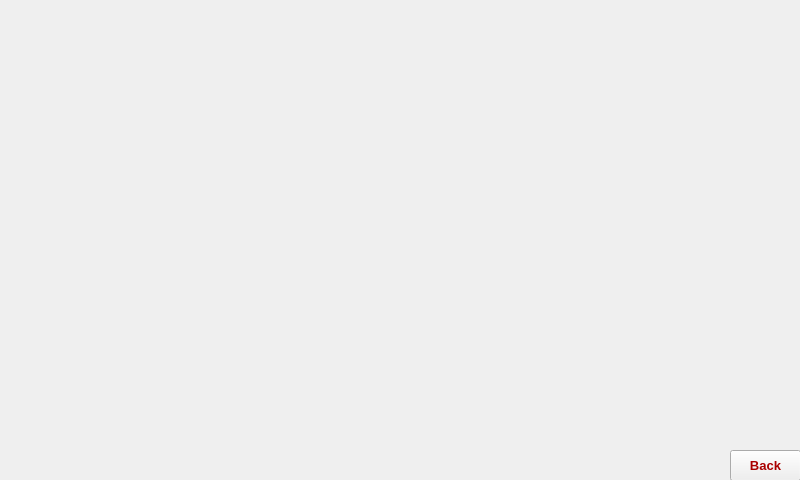
Qt form RPI/GUI/UI/Weather.ui (YehiaEhab16/FOTA_Graduation-Project-2022) before a commit.
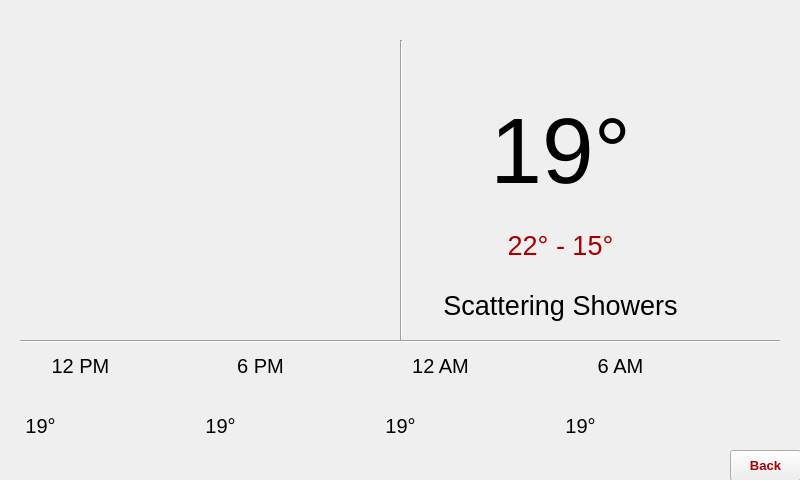
The same form after that commit. Icons and pictures are not drawn.

Diff of the .ui file:
```diff
--- a/RPI/GUI/UI/Weather.ui
+++ b/RPI/GUI/UI/Weather.ui
@@ -1279,6 +1279,394 @@
     <string>Back</string>
    </property>
   </widget>
+  <widget class="Line" name="line">
+   <property name="geometry">
+    <rect>
+     <x>20</x>
+     <y>340</y>
+     <width>760</width>
+     <height>2</height>
+    </rect>
+   </property>
+   <property name="orientation">
+    <enum>Qt::Horizontal</enum>
+   </property>
+  </widget>
+  <widget class="QLabel" name="icon">
+   <property name="geometry">
+    <rect>
+     <x>130</x>
+     <y>80</y>
+     <width>241</width>
+     <height>241</height>
+    </rect>
+   </property>
+   <property name="text">
+    <string/>
+   </property>
+   <property name="pixmap">
+    <pixmap>../Images/weatherLogo.png</pixmap>
+   </property>
+   <property name="scaledContents">
+    <bool>true</bool>
+   </property>
+  </widget>
+  <widget class="Line" name="line_2">
+   <property name="geometry">
+    <rect>
+     <x>400</x>
+     <y>40</y>
+     <width>2</width>
+     <height>300</height>
+    </rect>
+   </property>
+   <property name="orientation">
+    <enum>Qt::Vertical</enum>
+   </property>
+  </widget>
+  <widget class="QLabel" name="weather">
+   <property name="geometry">
+    <rect>
+     <x>440</x>
+     <y>30</y>
+     <width>241</width>
+     <height>241</height>
+    </rect>
+   </property>
+   <property name="font">
+    <font>
+     <pointsize>70</pointsize>
+    </font>
+   </property>
+   <property name="text">
+    <string>19°</string>
+   </property>
+   <property name="scaledContents">
+    <bool>true</bool>
+   </property>
+   <property name="alignment">
+    <set>Qt::AlignCenter</set>
+   </property>
+  </widget>
+  <widget class="QLabel" name="state">
+   <property name="geometry">
+    <rect>
+     <x>440</x>
+     <y>280</y>
+     <width>241</width>
+     <height>51</height>
+    </rect>
+   </property>
+   <property name="font">
+    <font>
+     <pointsize>20</pointsize>
+    </font>
+   </property>
+   <property name="text">
+    <string>Scattering Showers</string>
+   </property>
+   <property name="scaledContents">
+    <bool>true</bool>
+   </property>
+   <property name="alignment">
+    <set>Qt::AlignCenter</set>
+   </property>
+  </widget>
+  <widget class="QLabel" name="weather_2">
+   <property name="geometry">
+    <rect>
+     <x>440</x>
+     <y>220</y>
+     <width>241</width>
+     <height>51</height>
+    </rect>
+   </property>
+   <property name="font">
+    <font>
+     <pointsize>20</pointsize>
+    </font>
+   </property>
+   <property name="styleSheet">
+    <string notr="true">color: rgb(170, 0, 0);</string>
+   </property>
+   <property name="text">
+    <string>22° - 15°</string>
+   </property>
+   <property name="scaledContents">
+    <bool>true</bool>
+   </property>
+   <property name="alignment">
+    <set>Qt::AlignCenter</set>
+   </property>
+  </widget>
+  <widget class="QLabel" name="Time1">
+   <property name="geometry">
+    <rect>
+     <x>50</x>
+     <y>350</y>
+     <width>61</width>
+     <height>31</height>
+    </rect>
+   </property>
+   <property name="font">
+    <font>
+     <pointsize>15</pointsize>
+    </font>
+   </property>
+   <property name="text">
+    <string>12 PM</string>
+   </property>
+   <property name="scaledContents">
+    <bool>true</bool>
+   </property>
+   <property name="alignment">
+    <set>Qt::AlignCenter</set>
+   </property>
+  </widget>
+  <widget class="QLabel" name="temp1">
+   <property name="geometry">
+    <rect>
+     <x>10</x>
+     <y>410</y>
+     <width>61</width>
+     <height>31</height>
+    </rect>
+   </property>
+   <property name="font">
+    <font>
+     <pointsize>15</pointsize>
+    </font>
+   </property>
+   <property name="text">
+    <string>19°</string>
+   </property>
+   <property name="scaledContents">
+    <bool>true</bool>
+   </property>
+   <property name="alignment">
+    <set>Qt::AlignCenter</set>
+   </property>
+  </widget>
+  <widget class="QLabel" name="icon1">
+   <property name="geometry">
+    <rect>
+     <x>70</x>
+     <y>400</y>
+     <width>61</width>
+     <height>61</height>
+    </rect>
+   </property>
+   <property name="text">
+    <string/>
+   </property>
+   <property name="pixmap">
+    <pixmap>../Images/weatherLogo.png</pixmap>
+   </property>
+   <property name="scaledContents">
+    <bool>true</bool>
+   </property>
+  </widget>
+  <widget class="QLabel" name="temp2">
+   <property name="geometry">
+    <rect>
+     <x>190</x>
+     <y>410</y>
+     <width>61</width>
+     <height>31</height>
+    </rect>
+   </property>
+   <property name="font">
+    <font>
+     <pointsize>15</pointsize>
+    </font>
+   </property>
+   <property name="text">
+    <string>19°</string>
+   </property>
+   <property name="scaledContents">
+    <bool>true</bool>
+   </property>
+   <property name="alignment">
+    <set>Qt::AlignCenter</set>
+   </property>
+  </widget>
+  <widget class="QLabel" name="icon2">
+   <property name="geometry">
+    <rect>
+     <x>250</x>
+     <y>400</y>
+     <width>61</width>
+     <height>61</height>
+    </rect>
+   </property>
+   <property name="text">
+    <string/>
+   </property>
+   <property name="pixmap">
+    <pixmap>../Images/weatherLogo.png</pixmap>
+   </property>
+   <property name="scaledContents">
+    <bool>true</bool>
+   </property>
+  </widget>
+  <widget class="QLabel" name="Time2">
+   <property name="geometry">
+    <rect>
+     <x>230</x>
+     <y>350</y>
+     <width>61</width>
+     <height>31</height>
+    </rect>
+   </property>
+   <property name="font">
+    <font>
+     <pointsize>15</pointsize>
+    </font>
+   </property>
+   <property name="text">
+    <string>6 PM</string>
+   </property>
+   <property name="scaledContents">
+    <bool>true</bool>
+   </property>
+   <property name="alignment">
+    <set>Qt::AlignCenter</set>
+   </property>
+  </widget>
+  <widget class="QLabel" name="Time4">
+   <property name="geometry">
+    <rect>
+     <x>590</x>
+     <y>350</y>
+     <width>61</width>
+     <height>31</height>
+    </rect>
+   </property>
+   <property name="font">
+    <font>
+     <pointsize>15</pointsize>
+    </font>
+   </property>
+   <property name="text">
+    <string>6 AM</string>
+   </property>
+   <property name="scaledContents">
+    <bool>true</bool>
+   </property>
+   <property name="alignment">
+    <set>Qt::AlignCenter</set>
+   </property>
+  </widget>
+  <widget class="QLabel" name="temp3">
+   <property name="geometry">
+    <rect>
+     <x>370</x>
+     <y>410</y>
+     <width>61</width>
+     <height>31</height>
+    </rect>
+   </property>
+   <property name="font">
+    <font>
+     <pointsize>15</pointsize>
+    </font>
+   </property>
+   <property name="text">
+    <string>19°</string>
+   </property>
+   <property name="scaledContents">
+    <bool>true</bool>
+   </property>
+   <property name="alignment">
+    <set>Qt::AlignCenter</set>
+   </property>
+  </widget>
+  <widget class="QLabel" name="icon4">
+   <property name="geometry">
+    <rect>
+     <x>610</x>
+     <y>400</y>
+     <width>61</width>
+     <height>61</height>
+    </rect>
+   </property>
+   <property name="text">
+    <string/>
+   </property>
+   <property name="pixmap">
+    <pixmap>../Images/weatherLogo.png</pixmap>
+   </property>
+   <property name="scaledContents">
+    <bool>true</bool>
+   </property>
+  </widget>
+  <widget class="QLabel" name="icon3">
+   <property name="geometry">
+    <rect>
+     <x>430</x>
+     <y>400</y>
+     <width>61</width>
+     <height>61</height>
+    </rect>
+   </property>
+   <property name="text">
+    <string/>
+   </property>
+   <property name="pixmap">
+    <pixmap>../Images/weatherLogo.png</pixmap>
+   </property>
+   <property name="scaledContents">
+    <bool>true</bool>
+   </property>
+  </widget>
+  <widget class="QLabel" name="temp4">
+   <property name="geometry">
+    <rect>
+     <x>550</x>
+     <y>410</y>
+     <width>61</width>
+     <height>31</height>
+    </rect>
+   </property>
+   <property name="font">
+    <font>
+     <pointsize>15</pointsize>
+    </font>
+   </property>
+   <property name="text">
+    <string>19°</string>
+   </property>
+   <property name="scaledContents">
+    <bool>true</bool>
+   </property>
+   <property name="alignment">
+    <set>Qt::AlignCenter</set>
+   </property>
+  </widget>
+  <widget class="QLabel" name="Time3">
+   <property name="geometry">
+    <rect>
+     <x>410</x>
+     <y>350</y>
+     <width>61</width>
+     <height>31</height>
+    </rect>
+   </property>
+   <property name="font">
+    <font>
+     <pointsize>15</pointsize>
+    </font>
+   </property>
+   <property name="text">
+    <string>12 AM</string>
+   </property>
+   <property name="scaledContents">
+    <bool>true</bool>
+   </property>
+   <property name="alignment">
+    <set>Qt::AlignCenter</set>
+   </property>
+  </widget>
  </widget>
  <resources/>
  <connections/>
```
